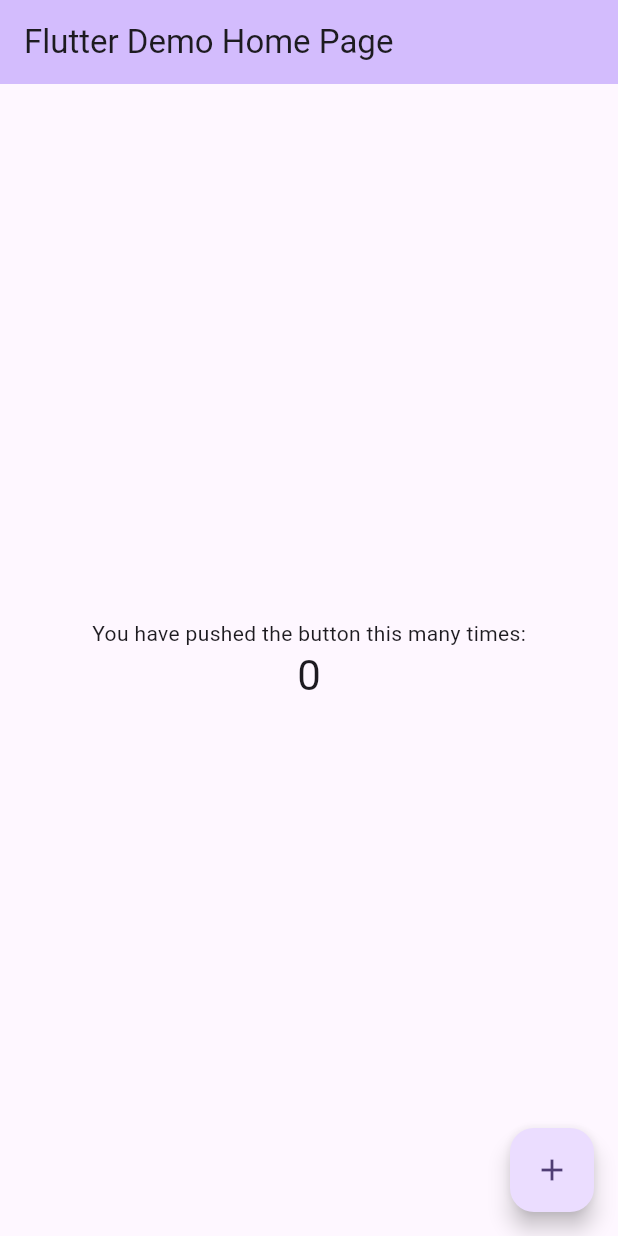
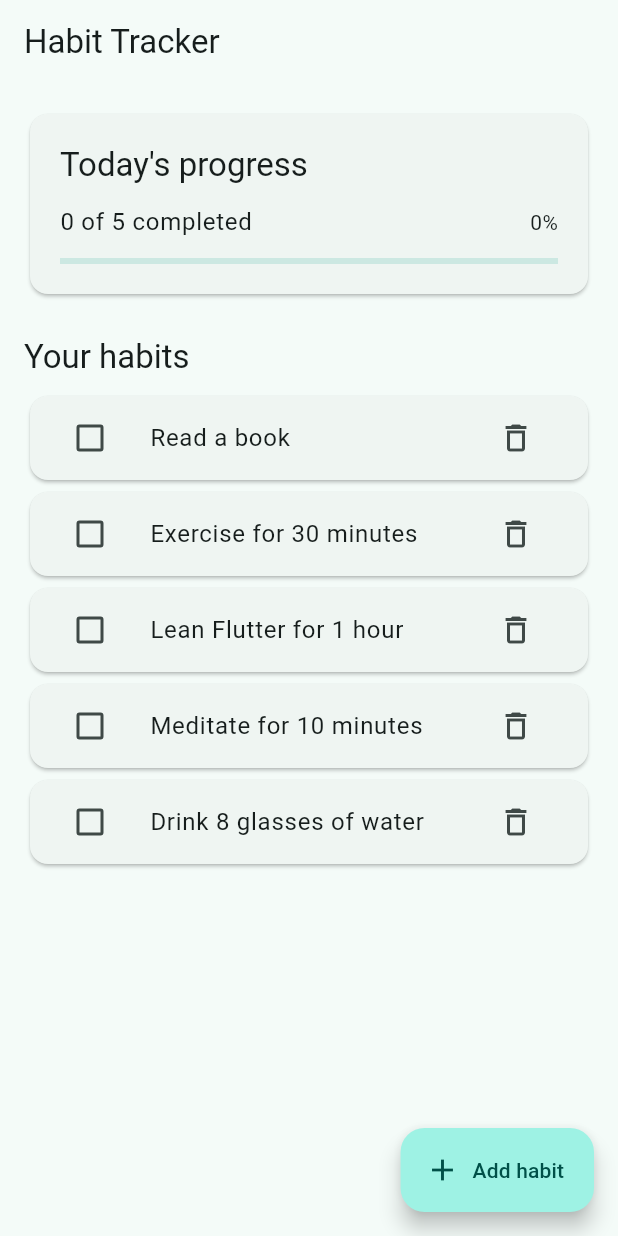
Before and after one commit to linhlq58/fast-track-flutter-fpt, a Flutter app: the screen it shows after launch, on a phone screen of 412 x 824 dp. Run offline on Flutter 3.47's test engine with Material 3 defaults, Android fonts, the phone set to English and light mode, and no system bars.

Commit message:
Commit Assignment 06: Provider practice

```diff
--- a/lib/main.dart
+++ b/lib/main.dart
@@ -1,122 +1,32 @@
 import 'package:flutter/material.dart';
+import 'package:provider/provider.dart';
+import 'package:fast_track_flutter_fpt/providers/habit_provider.dart';
+import 'package:fast_track_flutter_fpt/screens/home_screen.dart';
 
 void main() {
-  runApp(const MyApp());
+  runApp(
+    ChangeNotifierProvider(
+      create: (_) => HabitProvider(),
+      child: const HabitTrackerApp(),
+    )
+  );
 }
 
-class MyApp extends StatelessWidget {
-  const MyApp({super.key});
+class HabitTrackerApp extends StatelessWidget {
+  const HabitTrackerApp({super.key});
 
-  // This widget is the root of your application.
   @override
   Widget build(BuildContext context) {
     return MaterialApp(
-      title: 'Flutter Demo',
+      debugShowCheckedModeBanner: false,
+      title: 'Habit Tracker',
       theme: ThemeData(
-        // This is the theme of your application.
-        //
-        // TRY THIS: Try running your application with "flutter run". You'll see
-        // the application has a purple toolbar. Then, without quitting the app,
-        // try changing the seedColor in the colorScheme below to Colors.green
-        // and then invoke "hot reload" (save your changes or press the "hot
-        // reload" button in a Flutter-supported IDE, or press "r" if you used
-        // the command line to start the app).
-        //
-        // Notice that the counter didn't reset back to zero; the application
-        // state is not lost during the reload. To reset the state, use hot
-        // restart instead.
-        //
-        // This works for code too, not just values: Most code changes can be
-        // tested with just a hot reload.
-        colorScheme: ColorScheme.fromSeed(seedColor: Colors.deepPurple),
+        useMaterial3: true,
+        colorScheme: ColorScheme.fromSeed(
+          seedColor: Colors.teal,
+        ),
       ),
-      home: const MyHomePage(title: 'Flutter Demo Home Page'),
+      home: const HomeScreen(),
     );
   }
 }
-
-class MyHomePage extends StatefulWidget {
-  const MyHomePage({super.key, required this.title});
-
-  // This widget is the home page of your application. It is stateful, meaning
-  // that it has a State object (defined below) that contains fields that affect
-  // how it looks.
-
-  // This class is the configuration for the state. It holds the values (in this
-  // case the title) provided by the parent (in this case the App widget) and
-  // used by the build method of the State. Fields in a Widget subclass are
-  // always marked "final".
-
-  final String title;
-
-  @override
-  State<MyHomePage> createState() => _MyHomePageState();
-}
-
-class _MyHomePageState extends State<MyHomePage> {
-  int _counter = 0;
-
-  void _incrementCounter() {
-    setState(() {
-      // This call to setState tells the Flutter framework that something has
-      // changed in this State, which causes it to rerun the build method below
-      // so that the display can reflect the updated values. If we changed
-      // _counter without calling setState(), then the build method would not be
-      // called again, and so nothing would appear to happen.
-      _counter++;
-    });
-  }
-
-  @override
-  Widget build(BuildContext context) {
-    // This method is rerun every time setState is called, for instance as done
-    // by the _incrementCounter method above.
-    //
-    // The Flutter framework has been optimized to make rerunning build methods
-    // fast, so that you can just rebuild anything that needs updating rather
-    // than having to individually change instances of widgets.
-    return Scaffold(
-      appBar: AppBar(
-        // TRY THIS: Try changing the color here to a specific color (to
-        // Colors.amber, perhaps?) and trigger a hot reload to see the AppBar
-        // change color while the other colors stay the same.
-        backgroundColor: Theme.of(context).colorScheme.inversePrimary,
-        // Here we take the value from the MyHomePage object that was created by
-        // the App.build method, and use it to set our appbar title.
-        title: Text(widget.title),
-      ),
-      body: Center(
-        // Center is a layout widget. It takes a single child and positions it
-        // in the middle of the parent.
-        child: Column(
-          // Column is also a layout widget. It takes a list of children and
-          // arranges them vertically. By default, it sizes itself to fit its
-          // children horizontally, and tries to be as tall as its parent.
-          //
-          // Column has various properties to control how it sizes itself and
-          // how it positions its children. Here we use mainAxisAlignment to
-          // center the children vertically; the main axis here is the vertical
-          // axis because Columns are vertical (the cross axis would be
-          // horizontal).
-          //
-          // TRY THIS: Invoke "debug painting" (choose the "Toggle Debug Paint"
-          // action in the IDE, or press "p" in the console), to see the
-          // wireframe for each widget.
-          mainAxisAlignment: MainAxisAlignment.center,
-          children: <Widget>[
-            const Text('You have pushed the button this many times:'),
-            Text(
-              '$_counter',
-              style: Theme.of(context).textTheme.headlineMedium,
-            ),
-          ],
-        ),
-      ),
-      floatingActionButton: FloatingActionButton(
-        onPressed: _incrementCounter,
-        tooltip: 'Increment',
-        child: const Icon(Icons.add),
-      ), // This trailing comma makes auto-formatting nicer for build methods.
-    );
-  }
-}
--- /dev/null
+++ b/lib/models/habit.dart
@@ -0,0 +1,22 @@
+class Habit {
+  final String id;
+  final String title;
+  final bool isCompleted;
+
+  const Habit({
+    required this.id,
+    required this.title,
+    this.isCompleted = false,
+  });
+
+  Habit copyWith({
+    String? title,
+    bool? isCompleted,
+  }) {
+    return Habit(
+      id: id,
+      title: title ?? this.title,
+      isCompleted: isCompleted ?? this.isCompleted,
+    );
+  }
+}
--- /dev/null
+++ b/lib/providers/habit_provider.dart
@@ -0,0 +1,48 @@
+import 'package:flutter/material.dart';
+import 'package:fast_track_flutter_fpt/models/habit.dart';
+
+class HabitProvider extends ChangeNotifier {
+  final List<Habit> _habits = [
+    const Habit(id: '1', title: 'Read a book'),
+    const Habit(id: '2', title: 'Exercise for 30 minutes'),
+    const Habit(id: '3', title: 'Lean Flutter for 1 hour'),
+    const Habit(id: '4', title: 'Meditate for 10 minutes'),
+    const Habit(id: '5', title: 'Drink 8 glasses of water'),
+  ];
+
+  List<Habit> get habits => List.unmodifiable(_habits);
+
+  int get totalCount => _habits.length;
+
+  int get completedCount => _habits.where((habits) => habits.isCompleted).length;
+
+  double get progress => totalCount == 0 ? 0 : completedCount / totalCount;
+
+  void addHabit(String title) {
+    final trimmedTitle = title.trim();
+    if (trimmedTitle.isEmpty) return;
+
+    Habit habit = Habit(id: DateTime.now().microsecondsSinceEpoch.toString(), title: trimmedTitle);
+
+    _habits.add(habit);
+    notifyListeners();
+  }
+
+  void toggleHabit(String id) {
+    final index = _habits.indexWhere((habit) => habit.id == id);
+
+    if (index != -1) {
+      _habits[index] = _habits[index].copyWith(isCompleted: !_habits[index].isCompleted);
+      notifyListeners();
+    }
+  }
+
+  void removeHabit(String id) {
+    final index = _habits.indexWhere((habit) => habit.id == id);
+    if (index != -1) {
+      _habits.removeAt(index);
+      notifyListeners();
+    }
+  }
+
+}
--- /dev/null
+++ b/lib/screens/home_screen.dart
@@ -0,0 +1,84 @@
+import 'package:flutter/material.dart';
+import 'package:provider/provider.dart';
+
+import '../providers/habit_provider.dart';
+import '../widgets/add_habit_dialog.dart';
+import '../widgets/habit_summary_card.dart';
+import '../widgets/habit_tile.dart';
+
+class HomeScreen extends StatelessWidget {
+  const HomeScreen({super.key});
+
+  Future<void> _showAddHabitDialog(BuildContext context) {
+    return showDialog<void>(
+      context: context,
+      builder: (_) => AddHabitDialog(
+        onAdd: (title) {
+          context.read<HabitProvider>().addHabit(title);
+        },
+      ),
+    );
+  }
+
+  @override
+  Widget build(BuildContext context) {
+    return Scaffold(
+      appBar: AppBar(
+        title: const Text('Habit Tracker'),
+        centerTitle: false,
+      ),
+      body: ListView(
+        padding: const EdgeInsets.all(16),
+        children: [
+          HabitSummaryCard(),
+          const SizedBox(height: 24),
+          Text(
+            'Your habits',
+            style: Theme.of(context).textTheme.titleLarge,
+          ),
+          const SizedBox(height: 8),
+          const _HabitList(),
+        ],
+      ),
+      floatingActionButton: FloatingActionButton.extended(
+        onPressed: () => _showAddHabitDialog(context),
+        icon: const Icon(Icons.add),
+        label: const Text('Add habit'),
+      ),
+    );
+  }
+}
+
+class _HabitList extends StatelessWidget {
+  const _HabitList();
+
+  @override
+  Widget build(BuildContext context) {
+    final habits = context.watch<HabitProvider>().habits;
+
+    if (habits.isEmpty) {
+      return const Padding(
+        padding: EdgeInsets.symmetric(vertical: 32),
+        child: Center(
+          child: Text('No habits yet. Add your first habit!'),
+        ),
+      );
+    }
+
+    return Column(
+      children: [
+        for (final habit in habits)
+          HabitTile(
+            key: ValueKey(habit.id),
+            habit: habit,
+            onToggle: () {
+              context.read<HabitProvider>().toggleHabit(habit.id);
+            },
+            onRemove: () {
+              context.read<HabitProvider>().removeHabit(habit.id);
+            },
+          ),
+      ],
+    );
+  }
+}
--- /dev/null
+++ b/lib/widgets/habit_summary_card.dart
@@ -0,0 +1,50 @@
+import 'package:flutter/material.dart';
+import 'package:provider/provider.dart';
+import '../providers/habit_provider.dart';
+
+class HabitSummaryCard extends StatelessWidget {
+  const HabitSummaryCard({super.key});
+
+  @override
+  Widget build(BuildContext context) {
+    final completedCount = context.select<HabitProvider, int>(
+      (provider) => provider.completedCount,
+    );
+
+    final totalCount = context.select<HabitProvider, int>(
+      (provider) => provider.totalCount,
+    );
+
+    final progress = context.select<HabitProvider, double>(
+      (provider) => provider.progress,
+    );
+
+    return Card(
+      child: Padding(
+        padding: const EdgeInsets.all(20),
+        child: Column(
+          crossAxisAlignment: CrossAxisAlignment.start,
+          children: [
+            Text(
+              "Today's progress",
+              style: Theme.of(context).textTheme.titleLarge,
+            ),
+            const SizedBox(height: 12),
+            Row(
+              children: [
+                Text(
+                  '$completedCount of $totalCount completed',
+                  style: Theme.of(context).textTheme.bodyLarge,
+                ),
+                const Spacer(),
+                Text('${(progress * 100).round()}%'),
+              ],
+            ),
+            const SizedBox(height: 12),
+            LinearProgressIndicator(value: progress),
+          ],
+        ),
+      ),
+    );
+  }
+}
--- /dev/null
+++ b/lib/widgets/habit_tile.dart
@@ -0,0 +1,42 @@
+import 'package:flutter/material.dart';
+
+import '../models/habit.dart';
+
+class HabitTile extends StatelessWidget {
+  final Habit habit;
+  final VoidCallback onToggle;
+  final VoidCallback onRemove;
+
+  const HabitTile({
+    super.key,
+    required this.habit,
+    required this.onToggle,
+    required this.onRemove,
+  });
+
+  @override
+  Widget build(BuildContext context) {
+    return Card(
+      child: ListTile(
+        key: ValueKey(habit.id),
+        leading: Checkbox(
+          value: habit.isCompleted,
+          onChanged: (_) => onToggle(),
+        ),
+        title: Text(
+          habit.title,
+          style: TextStyle(
+            decoration: habit.isCompleted
+                ? TextDecoration.lineThrough
+                : TextDecoration.none,
+          ),
+        ),
+        trailing: IconButton(
+          tooltip: 'Remove habit',
+          onPressed: onRemove,
+          icon: const Icon(Icons.delete_outline),
+        ),
+      ),
+    );
+  }
+}
--- a/pubspec.yaml
+++ b/pubspec.yaml
@@ -34,6 +34,7 @@ dependencies:
   # The following adds the Cupertino Icons font to your application.
   # Use with the CupertinoIcons class for iOS style icons.
   cupertino_icons: ^1.0.8
+  provider: ^6.1.5+1
 
 dev_dependencies:
   flutter_test:
```
Also changed, not shown: lib/widgets/add_habit_dialog.dart (added, +60 -0 lines), pubspec.lock, 2 other files.
